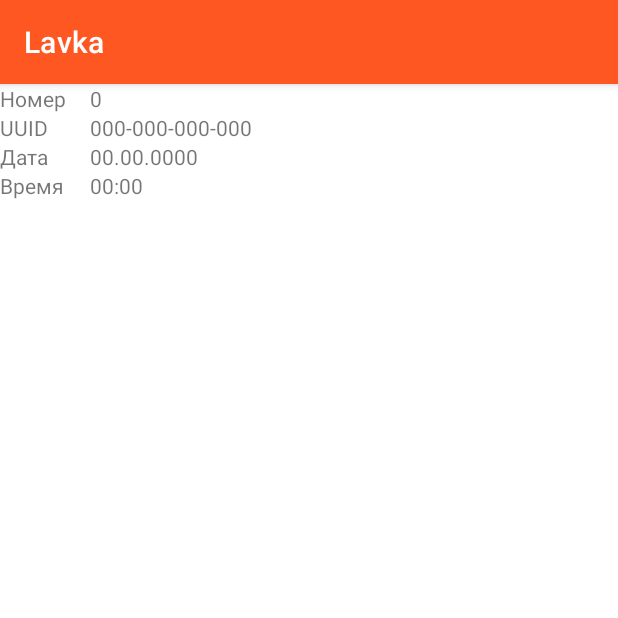
After one commit to afateev/lavka, an Android app: the ReceiptEditActivity screen opened directly, with no data from a screen before it, on a phone screen of 412 x 824 dp, the top half of it. The commit adds this screen. Run offline under Robolectric (Android 15) with nearby library versions, the phone set to English and light mode, and no system bars; 4 statements that could not run were skipped.

Commit message:
Добавилась актовность для просмотра подробностей чека.

```diff
--- a/app/src/main/AndroidManifest.xml
+++ b/app/src/main/AndroidManifest.xml
@@ -55,6 +55,13 @@
                 android:value="" />
         </activity>
         <activity
+            android:name=".ReceiptEditActivity"
+            android:exported="false">
+            <meta-data
+                android:name="android.app.lib_name"
+                android:value="" />
+        </activity>
+        <activity
             android:name=".PayActivity"
             android:exported="false">
             <meta-data
--- a/app/src/main/java/ru/ip_fateev/lavka/ReceiptActivity.kt
+++ b/app/src/main/java/ru/ip_fateev/lavka/ReceiptActivity.kt
@@ -51,6 +51,11 @@ class ReceiptActivity : AppCompatActivity() {
 
         receiptActivityReceiptInfo = findViewById(R.id.receiptActivityReceiptInfo)
         receiptActivityReceiptEdit = findViewById(R.id.receiptActivityReceiptEdit)
+
+        receiptActivityReceiptEdit.setOnClickListener {
+            editReceipt.launch(receiptId)
+        }
+
         receiptActivityReceiptTotal = findViewById(R.id.receiptActivityReceiptTotal)
 
         val recyclerView = findViewById<RecyclerView>(R.id.receipt_list)
@@ -105,6 +110,9 @@ class ReceiptActivity : AppCompatActivity() {
         }
 
         receiptPay = findViewById(R.id.receiptPay)
+        receiptPay.setOnClickListener {
+            payReceipt.launch(receiptId)
+        }
     }
 
     fun RequestItem(){
@@ -154,7 +162,24 @@ class ReceiptActivity : AppCompatActivity() {
         }
     }
 
-    fun onClickPay(view: View) {
-        payReceipt.launch(receiptId)
+    class EditReceipt : ActivityResultContract<Long, Boolean?>() {
+        override fun createIntent(context: Context, input: Long): Intent =
+            Intent(context, ReceiptEditActivity::class.java).apply {
+                action = "ru.ip_fateev.lavka.ACTION_EDIT_RECEIPT"
+                putExtra(ReceiptEditActivity.EXTRA_RECEIPT_ID, input)
+            }
+
+        override fun parseResult(resultCode: Int, intent: Intent?): Boolean? {
+            if (resultCode != Activity.RESULT_OK) {
+                return null
+            }
+            return true
+        }
+    }
+
+    private val editReceipt = registerForActivityResult(EditReceipt()) {
+        if (it != null) {
+
+        }
     }
 }
--- /dev/null
+++ b/app/src/main/java/ru/ip_fateev/lavka/ReceiptEditActivity.kt
@@ -0,0 +1,44 @@
+package ru.ip_fateev.lavka
+
+import androidx.appcompat.app.AppCompatActivity
+import android.os.Bundle
+import android.widget.EditText
+import android.widget.TextView
+import ru.ip_fateev.lavka.documents.ReceiptHelper
+import java.text.SimpleDateFormat
+
+class ReceiptEditActivity : AppCompatActivity() {
+
+    companion object {
+        const val EXTRA_RECEIPT_ID = "ReceiptId"
+    }
+
+    lateinit var receiptEditId: TextView
+    lateinit var receiptEditUuid: TextView
+    lateinit var receiptDate: TextView
+    lateinit var receiptTime: TextView
+
+    var receiptId: Long = -1
+    lateinit var localRepository: LocalRepository
+
+    override fun onCreate(savedInstanceState: Bundle?) {
+        super.onCreate(savedInstanceState)
+        setContentView(R.layout.activity_receipt_edit)
+
+        receiptEditId = findViewById(R.id.receiptEditId)
+        receiptEditUuid = findViewById(R.id.receiptEditUuid)
+        receiptDate = findViewById(R.id.receiptDate)
+        receiptTime = findViewById(R.id.receiptTime)
+
+        receiptId = intent.getLongExtra(PayActivity.EXTRA_RECEIPT_ID, 0)
+        localRepository = App.getInstance()?.getRepository()!!
+
+        localRepository.getReceiptLive(receiptId!!).observe(this) {
+            receiptEditId.text = it.id.toString()
+            receiptEditUuid.text = it.uuid.toString()
+            receiptDate.text = SimpleDateFormat("dd.MM.yyyy").format(it.dateTime)
+            receiptTime.text = SimpleDateFormat("HH:mm").format(it.dateTime)
+        }
+
+    }
+}
--- a/app/src/main/res/layout/activity_receipt.xml
+++ b/app/src/main/res/layout/activity_receipt.xml
@@ -85,7 +85,6 @@
                 android:layout_height="wrap_content"
                 android:layout_span="3"
                 android:layout_weight="1"
-                android:onClick="onClickPay"
                 android:text="Оплата" />
         </TableRow>
 
--- /dev/null
+++ b/app/src/main/res/layout/activity_receipt_edit.xml
@@ -0,0 +1,83 @@
+<?xml version="1.0" encoding="utf-8"?>
+<androidx.constraintlayout.widget.ConstraintLayout xmlns:android="http://schemas.android.com/apk/res/android"
+    xmlns:app="http://schemas.android.com/apk/res-auto"
+    xmlns:tools="http://schemas.android.com/tools"
+    android:layout_width="match_parent"
+    android:layout_height="match_parent"
+    tools:context=".ReceiptEditActivity">
+
+    <TableLayout
+        android:layout_width="match_parent"
+        android:layout_height="match_parent">
+
+        <TableRow
+            android:layout_width="match_parent"
+            android:layout_height="match_parent" >
+
+            <TextView
+                android:id="@+id/textView3"
+                android:layout_width="wrap_content"
+                android:layout_height="wrap_content"
+                android:layout_marginEnd="16dp"
+                android:text="Номер" />
+
+            <TextView
+                android:id="@+id/receiptEditId"
+                android:layout_width="wrap_content"
+                android:layout_height="wrap_content"
+                android:text="0" />
+        </TableRow>
+
+        <TableRow
+            android:layout_width="match_parent"
+            android:layout_height="match_parent" >
+
+            <TextView
+                android:id="@+id/textView8"
+                android:layout_width="wrap_content"
+                android:layout_height="wrap_content"
+                android:text="UUID" />
+
+            <TextView
+                android:id="@+id/receiptEditUuid"
+                android:layout_width="wrap_content"
+                android:layout_height="wrap_content"
+                android:text="000-000-000-000" />
+        </TableRow>
+
+        <TableRow
+            android:layout_width="match_parent"
+            android:layout_height="match_parent" >
+
+            <TextView
+                android:id="@+id/textView10"
+                android:layout_width="wrap_content"
+                android:layout_height="wrap_content"
+                android:text="Дата" />
+
+            <TextView
+                android:id="@+id/receiptDate"
+                android:layout_width="wrap_content"
+                android:layout_height="wrap_content"
+                android:text="00.00.0000" />
+
+        </TableRow>
+
+        <TableRow
+            android:layout_width="match_parent"
+            android:layout_height="match_parent" >
+
+            <TextView
+                android:id="@+id/textView12"
+                android:layout_width="wrap_content"
+                android:layout_height="wrap_content"
+                android:text="Время" />
+
+            <TextView
+                android:id="@+id/receiptTime"
+                android:layout_width="wrap_content"
+                android:layout_height="wrap_content"
+                android:text="00:00" />
+        </TableRow>
+    </TableLayout>
+</androidx.constraintlayout.widget.ConstraintLayout>
```
